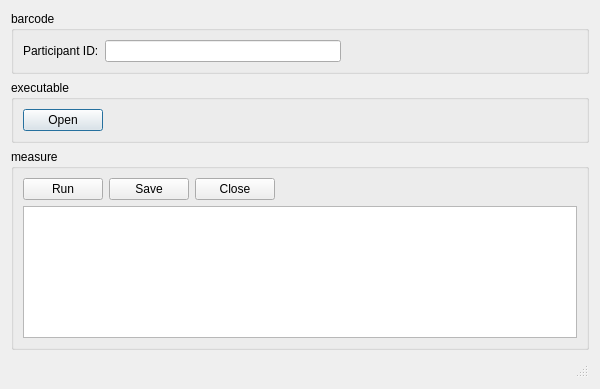
Qt form src/prototype/BloodPressure/MainWindow.ui (inglis-dl/cypress) before a commit.
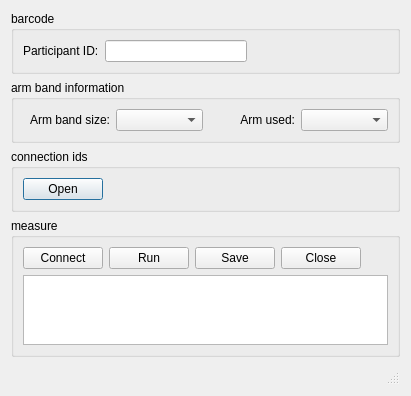
The same form after that commit.

Commit message: BloodPressure: Ui updated - Arm band size and arm used implemented - Connect button added - status bar updates added

The edit to the form file:
```diff
--- a/src/prototype/BloodPressure/MainWindow.ui
+++ b/src/prototype/BloodPressure/MainWindow.ui
@@ -6,7 +6,7 @@
    <rect>
     <x>0</x>
     <y>0</y>
-    <width>600</width>
+    <width>411</width>
     <height>389</height>
    </rect>
   </property>
@@ -77,6 +77,41 @@
      </layout>
     </widget>
    </item>
+   <item>
+    <widget class="QGroupBox" name="armBandGroupBox">
+     <property name="title">
+      <string>arm band information</string>
+     </property>
+     <layout class="QHBoxLayout" name="armBandHorizontalLayout">
+      <item>
+       <widget class="QLabel" name="armBandSizeLabel">
+        <property name="text">
+         <string>Arm band size:</string>
+        </property>
+        <property name="alignment">
+         <set>Qt::AlignRight|Qt::AlignTrailing|Qt::AlignVCenter</set>
+        </property>
+       </widget>
+      </item>
+      <item>
+       <widget class="QComboBox" name="armBandSizeComboBox"/>
+      </item>
+      <item>
+       <widget class="QLabel" name="armLabel">
+        <property name="text">
+         <string>Arm used:</string>
+        </property>
+        <property name="alignment">
+         <set>Qt::AlignRight|Qt::AlignTrailing|Qt::AlignVCenter</set>
+        </property>
+       </widget>
+      </item>
+      <item>
+       <widget class="QComboBox" name="armComboBox"/>
+      </item>
+     </layout>
+    </widget>
+   </item>
    <item>
     <widget class="QGroupBox" name="pathGroupBox">
      <property name="sizePolicy">
@@ -86,7 +121,7 @@
       </sizepolicy>
      </property>
      <property name="title">
-      <string>executable</string>
+      <string>connection ids</string>
      </property>
      <layout class="QHBoxLayout" name="horizontalLayout_2">
       <item>
@@ -120,6 +155,13 @@
      <layout class="QVBoxLayout" name="verticalLayout">
       <item>
        <layout class="QHBoxLayout" name="horizontalLayout_3">
+        <item>
+         <widget class="QPushButton" name="connectButton">
+          <property name="text">
+           <string>Connect</string>
+          </property>
+         </widget>
+        </item>
         <item>
          <widget class="QPushButton" name="measureButton">
           <property name="text">
```
The commit also changes 8 other files.
